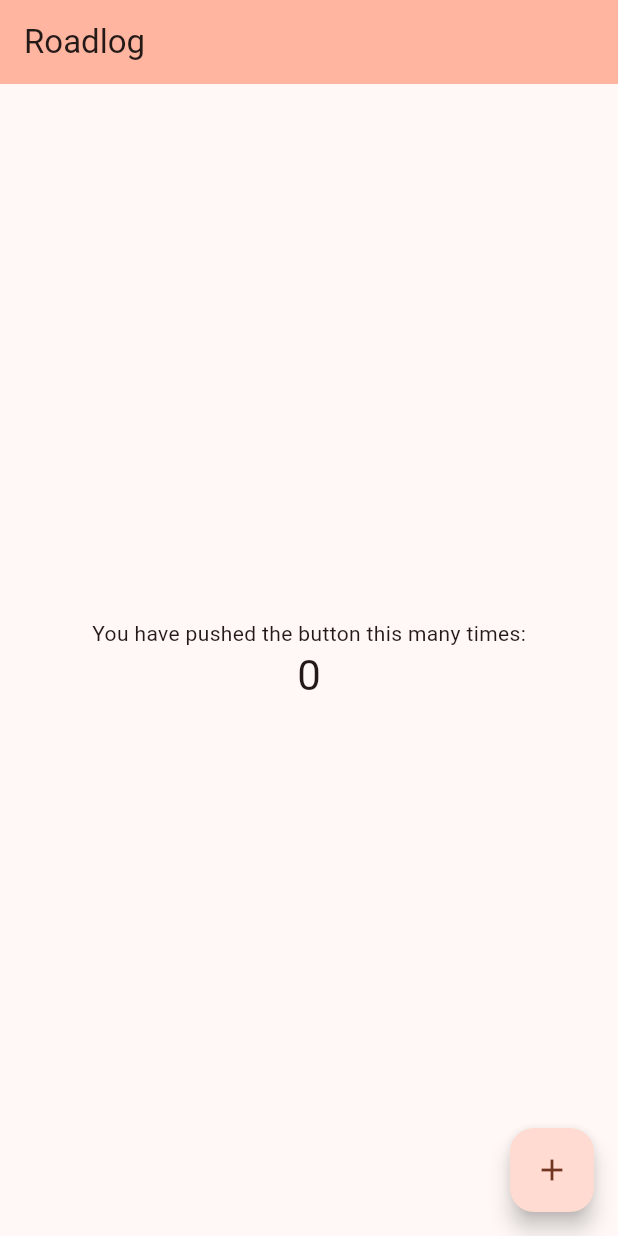
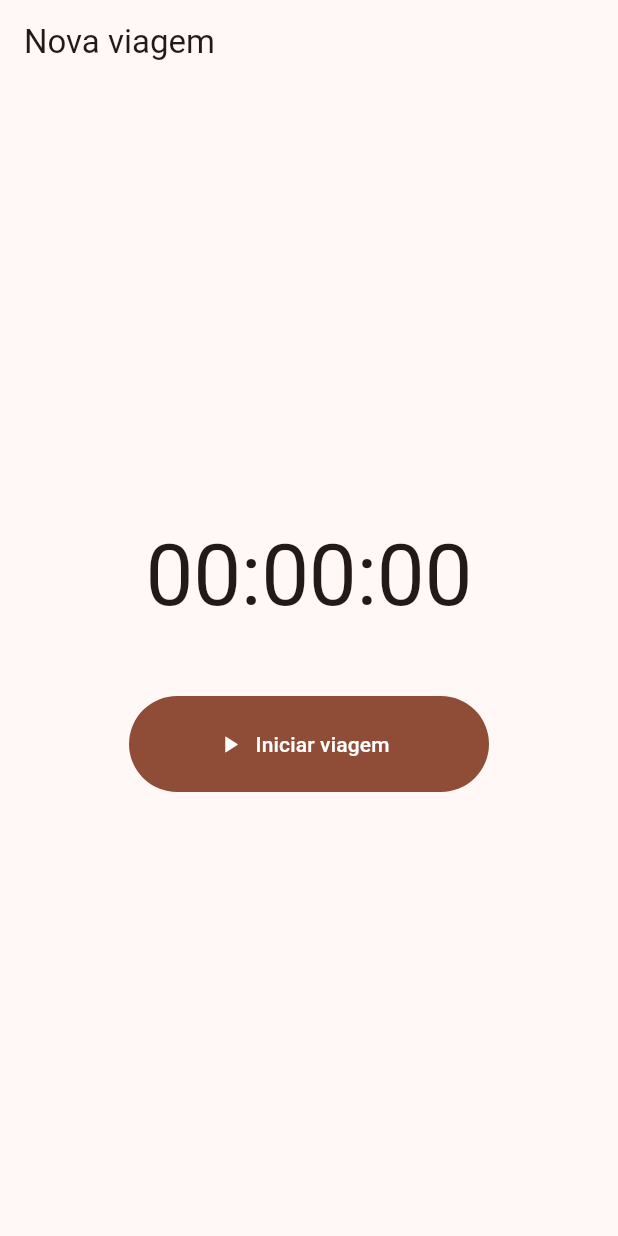
Before and after one commit to godbernaz/roadlog, a Flutter app: the screen it shows after launch, on a phone screen of 412 x 824 dp. Run offline on Flutter 3.47's test engine with Material 3 defaults, Android fonts, the phone set to English and light mode, and no system bars; our stand-ins replace material_ui.

Commit message:
Adicionei um conómetro e um botão para começar e terminar de contar o tempo e funciona

```diff
--- a/lib/main.dart
+++ b/lib/main.dart
@@ -1,4 +1,5 @@
 import 'package:material_ui/material_ui.dart';
+import 'screens/trip_screen.dart';
 
 void main() {
   runApp(const MyApp());
@@ -7,116 +8,16 @@ void main() {
 class MyApp extends StatelessWidget {
   const MyApp({super.key});
 
-  // This widget is the root of your application.
   @override
   Widget build(BuildContext context) {
     return MaterialApp(
       title: 'Roadlog',
       theme: ThemeData(
-        // This is the theme of your application.
-        //
-        // TRY THIS: Try running your application with "flutter run". You'll see
-        // the application has a purple toolbar. Then, without quitting the app,
-        // try changing the seedColor in the colorScheme below to Colors.green
-        // and then invoke "hot reload" (save your changes or press the "hot
-        // reload" button in a Flutter-supported IDE, or press "r" if you used
-        // the command line to start the app).
-        //
-        // Notice that the counter didn't reset back to zero; the application
-        // state is not lost during the reload. To reset the state, use hot
-        // restart instead.
-        //
-        // This works for code too, not just values: Most code changes can be
-        // tested with just a hot reload.
-        colorScheme: .fromSeed(seedColor: const Color.fromARGB(255, 255, 102, 55)),
+        colorScheme: ColorScheme.fromSeed(
+          seedColor: const Color.fromARGB(255, 255, 102, 55),
+        ),
       ),
-      home: const MyHomePage(title: 'Roadlog'),
+      home: const ViagemScreen(),
     );
   }
 }
-
-class MyHomePage extends StatefulWidget {
-  const MyHomePage({super.key, required this.title});
-
-  // This widget is the home page of your application. It is stateful, meaning
-  // that it has a State object (defined below) that contains fields that affect
-  // how it looks.
-
-  // This class is the configuration for the state. It holds the values (in this
-  // case the title) provided by the parent (in this case the App widget) and
-  // used by the build method of the State. Fields in a Widget subclass are
-  // always marked "final".
-
-  final String title;
-
-  @override
-  State<MyHomePage> createState() => _MyHomePageState();
-}
-
-class _MyHomePageState extends State<MyHomePage> {
-  int _counter = 0;
-
-  void _incrementCounter() {
-    setState(() {
-      // This call to setState tells the Flutter framework that something has
-      // changed in this State, which causes it to rerun the build method below
-      // so that the display can reflect the updated values. If we changed
-      // _counter without calling setState(), then the build method would not be
-      // called again, and so nothing would appear to happen.
-      _counter++;
-    });
-  }
-
-  @override
-  Widget build(BuildContext context) {
-    // This method is rerun every time setState is called, for instance as done
-    // by the _incrementCounter method above.
-    //
-    // The Flutter framework has been optimized to make rerunning build methods
-    // fast, so that you can just rebuild anything that needs updating rather
-    // than having to individually change instances of widgets.
-    return Scaffold(
-      appBar: AppBar(
-        // TRY THIS: Try changing the color here to a specific color (to
-        // Colors.amber, perhaps?) and trigger a hot reload to see the AppBar
-        // change color while the other colors stay the same.
-        backgroundColor: Theme.of(context).colorScheme.inversePrimary,
-        // Here we take the value from the MyHomePage object that was created by
-        // the App.build method, and use it to set our appbar title.
-        title: Text(widget.title),
-      ),
-      body: Center(
-        // Center is a layout widget. It takes a single child and positions it
-        // in the middle of the parent.
-        child: Column(
-          // Column is also a layout widget. It takes a list of children and
-          // arranges them vertically. By default, it sizes itself to fit its
-          // children horizontally, and tries to be as tall as its parent.
-          //
-          // Column has various properties to control how it sizes itself and
-          // how it positions its children. Here we use mainAxisAlignment to
-          // center the children vertically; the main axis here is the vertical
-          // axis because Columns are vertical (the cross axis would be
-          // horizontal).
-          //
-          // TRY THIS: Invoke "debug painting" (choose the "Toggle Debug Paint"
-          // action in the IDE, or press "p" in the console), to see the
-          // wireframe for each widget.
-          mainAxisAlignment: .center,
-          children: [
-            const Text('You have pushed the button this many times:'),
-            Text(
-              '$_counter',
-              style: Theme.of(context).textTheme.headlineMedium,
-            ),
-          ],
-        ),
-      ),
-      floatingActionButton: FloatingActionButton(
-        onPressed: _incrementCounter,
-        tooltip: 'Increment',
-        child: const Icon(Icons.add),
-      ),
-    );
-  }
-}
--- /dev/null
+++ b/lib/screens/trip_screen.dart
@@ -0,0 +1,74 @@
+import 'dart:async';
+import 'package:material_ui/material_ui.dart';
+
+class ViagemScreen extends StatefulWidget {
+  const ViagemScreen({super.key});
+
+  @override
+  State<ViagemScreen> createState() => _ViagemScreenState();
+}
+
+class _ViagemScreenState extends State<ViagemScreen> {
+  final Stopwatch _cronometro = Stopwatch();
+  Timer? _timer;
+
+  bool get _aGravar => _cronometro.isRunning;
+
+  void _iniciar() {
+    _cronometro
+      ..reset()
+      ..start();
+    // A cada segundo, pede ao Flutter para redesenhar o ecrã
+    _timer = Timer.periodic(const Duration(seconds: 1), (_) {
+      setState(() {});
+    });
+    setState(() {});
+  }
+
+  void _parar() {
+    _cronometro.stop();
+    _timer?.cancel();
+    setState(() {});
+  }
+
+  String _formatar(Duration d) {
+    final h = d.inHours.toString().padLeft(2, '0');
+    final m = (d.inMinutes % 60).toString().padLeft(2, '0');
+    final s = (d.inSeconds % 60).toString().padLeft(2, '0');
+    return '$h:$m:$s';
+  }
+
+  @override
+  void dispose() {
+    _timer?.cancel(); // limpa o timer quando o ecrã fecha
+    super.dispose();
+  }
+
+  @override
+  Widget build(BuildContext context) {
+    return Scaffold(
+      appBar: AppBar(title: const Text('Nova viagem')),
+      body: Center(
+        child: Column(
+          mainAxisAlignment: MainAxisAlignment.center,
+          children: [
+            Text(
+              _formatar(_cronometro.elapsed),
+              style: Theme.of(context).textTheme.displayLarge,
+            ),
+            const SizedBox(height: 48),
+            FilledButton.icon(
+              onPressed: _aGravar ? _parar : _iniciar,
+              icon: Icon(_aGravar ? Icons.stop : Icons.play_arrow),
+              label: Text(_aGravar ? 'Terminar viagem' : 'Iniciar viagem'),
+              style: FilledButton.styleFrom(
+                minimumSize: const Size(240, 64),
+                backgroundColor: _aGravar ? Colors.red : null,
+              ),
+            ),
+          ],
+        ),
+      ),
+    );
+  }
+}
```
